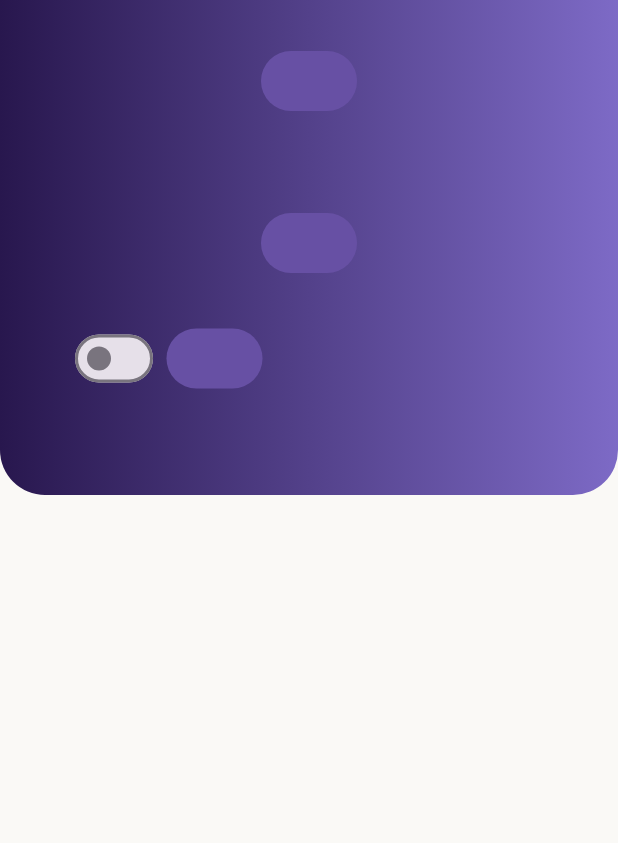
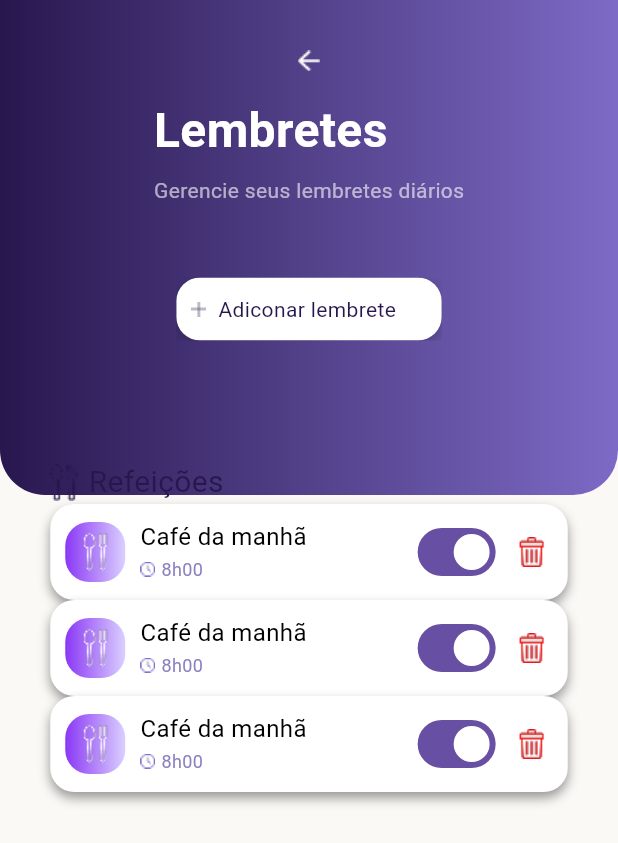
Before and after one commit to Josef-per/iris, a Flutter app: the screen it shows after launch, on a phone screen of 412 x 824 dp. Shown: the top 843 px of the screen. Run offline on Flutter 3.47's test engine with Material 3 defaults, Android fonts, the phone set to English and light mode, and no system bars; our stand-ins replace flutter_dotenv, qr_flutter, supabase_flutter; missing offline and left inert: mobile_scanner; accounts and stored records are empty.

Commit message:
refactor: Refatoração do código para criação de novos widgets, continuação da lembretes screen

```diff
--- a/lib/screens/lembretes_screen.dart
+++ b/lib/screens/lembretes_screen.dart
@@ -1,5 +1,8 @@
 import 'package:flutter/material.dart';
+import 'package:iris/widgets/app_filled_button_pre_icon.dart';
 import 'package:iris/widgets/app_function_gradient_decoration.dart';
+import 'package:iris/widgets/app_function_headers.dart';
+import 'package:iris/widgets/app_lembretes_field.dart';
 
 class LembretesScreen extends StatelessWidget {
   LembretesScreen({super.key});
@@ -8,100 +11,40 @@ class LembretesScreen extends StatelessWidget {
   Widget build(BuildContext context) {
     return AppFunctionGradientDecoration(
       content: Column(
+        mainAxisAlignment: MainAxisAlignment.start,
         children: [
-          //Btn de voltar para a tela inicial
-          FilledButton(onPressed: () {}, child: Text('')),
-
-          //espaçamento
-          SizedBox(height: 10),
-
-          //Title
-          Text(''),
-
-          //espaçamento
-          SizedBox(height: 4),
-
-          //subtitle
-          Text(''),
+          AppFunctionHeaders(
+            onTap: () {},
+            title: 'Lembretes',
+            subTitle: 'Gerencie seus lembretes diários',
+          ),
 
           //espaçaento
-          SizedBox(height: 4),
+          SizedBox(height: 20),
 
           //btn centralizado
-          FilledButton(
-            onPressed:
-                //aqui vai abrir o pop pra ele cadastrar algo novo
-                () {},
-            child: Text(''),
+          AppFilledButtonPreIcon(
+            onTap: () {},
+            icon: 'assets/icons/Add_purple.png',
+            text: 'Adiconar lembrete',
           ),
-
           //espaçaemtno
-          SizedBox(height: 4),
+          SizedBox(height: 80),
 
           //campo de alteração das refeições e dos medicamentos
           Column(
             children: [
               //Title
-              Row(
-                children: [
-                  //Image.asset(''),
-                  SizedBox(width: 4),
-                  Text(''),
-                ],
+              //=-=-=-==-=-=-=-=-=-=-=-
+              //Resolver o problema de mostrar os componentes ainda hoje
+              //=-=-=-=-=-=-=-=-=-=-=-=-
+              AppLembretesField(
+                iconSection: 'assets/icons/GarfoColher_purple.png',
+                textSection: 'Refeições',
               ),
 
               //espaçamento
               SizedBox(height: 4),
-
-              Container(
-                //=-=-=-=-=-=-=-=--=-=
-                //adicionar o style ao container e um padding nele
-                //=-=-=-=-=-=-=-=-=-=-=
-                child: Row(
-                  children: [
-                    //tipo do lembrete pelo seu ícone
-                    Container(
-                      child: Padding(padding: EdgeInsets.all(4)),
-                      //Image.asset(''),
-                    ),
-
-                    //espaçamento
-                    SizedBox(width: 4),
-
-                    //informações do lembrete
-                    Column(
-                      children: [
-                        //nome do lembrete
-                        Text(''),
-                        SizedBox(height: 4),
-                        Row(
-                          children: [
-                            //Horário que vai ser disparado o lembrete
-                            //Image.asset('')
-                            Text(''),
-                          ],
-                        ),
-                      ],
-                    ),
-
-                    //espaçamento
-                    SizedBox(width: 4),
-
-                    //Switch
-                    Switch(value: false, onChanged: (value) => ()),
-
-                    //espaçametno
-                    SizedBox(width: 5),
-
-                    //Btn semelhante ao de voltar mas com ícone e cores diferentes
-                    FilledButton(
-                      onPressed: () {},
-                      child: Text(''),
-                      //Image.asset('')
-                    ),
-                  ],
-                ),
-              ),
             ],
           ),
         ],
--- /dev/null
+++ b/lib/widgets/app_filled_button_pre_icon.dart
@@ -0,0 +1,56 @@
+import 'package:flutter/material.dart';
+
+class AppFilledButtonPreIcon extends StatelessWidget {
+  final VoidCallback onTap;
+  final String icon;
+  final String text;
+
+  const AppFilledButtonPreIcon({
+    super.key,
+    required this.onTap,
+    required this.icon,
+    required this.text,
+  });
+
+  @override
+  Widget build(BuildContext context) {
+    return Material(
+      color: Colors.transparent,
+      child: Ink(
+        width: 177,
+        height: 42,
+        decoration: BoxDecoration(
+          color: Colors.white,
+          borderRadius: BorderRadius.circular(16),
+          boxShadow: const [
+            BoxShadow(
+              color: Color(0x33000000),
+              blurRadius: 8,
+              offset: Offset(0, 4),
+            ),
+          ],
+        ),
+        child: InkWell(
+          onTap: onTap,
+          borderRadius: BorderRadius.circular(16),
+          child: Padding(
+            padding: const EdgeInsets.all(10),
+            child: Row(
+              children: [
+                Image.asset(icon, width: 10, height: 10),
+                SizedBox(width: 8),
+                Text(
+                  text,
+                  style: TextStyle(
+                    fontSize: 14,
+                    color: const Color(0xFF28174E),
+                  ),
+                ),
+              ],
+            ),
+          ),
+        ),
+      ),
+    );
+  }
+}
--- /dev/null
+++ b/lib/widgets/app_function_headers.dart
@@ -0,0 +1,35 @@
+import 'package:flutter/material.dart';
+import 'package:iris/widgets/app_icons_buttons.dart';
+import 'package:iris/widgets/app_headers.dart';
+
+class AppFunctionHeaders extends StatelessWidget {
+  final VoidCallback onTap;
+  final String title;
+  final String subTitle;
+
+  const AppFunctionHeaders({
+    super.key,
+    required this.onTap,
+    required this.title,
+    required this.subTitle,
+  });
+
+  @override
+  Widget build(BuildContext context) {
+    return Column(
+      mainAxisAlignment: MainAxisAlignment.start,
+      children: [
+        AppIconsButtons(
+          onTap: () {},
+          width: 22,
+          height: 21,
+          iconPath: 'assets/icons/VoltarArrow_white.png',
+        ),
+
+        SizedBox(height: 13),
+
+        AppHeaders(TextTitle: title, TextSubTitle: subTitle),
+      ],
+    );
+  }
+}
--- a/lib/widgets/app_check_in_header.dart
+++ b/lib/widgets/app_headers.dart
@@ -1,10 +1,10 @@
 import 'package:flutter/material.dart';
 
-class AppCheckInHeader extends StatelessWidget {
+class AppHeaders extends StatelessWidget {
   final String TextTitle;
   final String TextSubTitle;
 
-  const AppCheckInHeader({
+  const AppHeaders({
     super.key,
     required this.TextTitle,
     required this.TextSubTitle,
--- /dev/null
+++ b/lib/widgets/app_icons_buttons.dart
@@ -0,0 +1,32 @@
+import 'package:flutter/material.dart';
+
+class AppIconsButtons extends StatelessWidget {
+  final VoidCallback onTap;
+  final double width;
+  final double height;
+  final String iconPath;
+
+  const AppIconsButtons({
+    super.key,
+    required this.onTap,
+    required this.width,
+    required this.height,
+    required this.iconPath,
+  });
+
+  @override
+  Widget build(BuildContext context) {
+    return Material(
+      color: Colors.transparent,
+      child: InkWell(
+        onTap: onTap,
+        child: Container(
+          decoration: BoxDecoration(color: Colors.transparent),
+          width: width,
+          height: height,
+          child: Image.asset(iconPath, width: width, height: height),
+        ),
+      ),
+    );
+  }
+}
--- /dev/null
+++ b/lib/widgets/app_lembretes_content.dart
@@ -0,0 +1,110 @@
+import 'package:flutter/material.dart';
+import 'package:iris/widgets/app_icons_buttons.dart';
+import 'package:iris/widgets/app_switch_lembretes.dart';
+
+class AppLembretesContent extends StatelessWidget {
+  final Color gradientIconColor1;
+  final Color gradientIconColor2;
+  final String iconPath;
+  final String textName;
+  final String textTime;
+
+  const AppLembretesContent({
+    super.key,
+    required this.gradientIconColor1,
+    required this.gradientIconColor2,
+    required this.iconPath,
+    required this.textName,
+    required this.textTime,
+  });
+
+  @override
+  Widget build(BuildContext context) {
+    return Container(
+      decoration: BoxDecoration(
+        color: const Color(0xFFFFFFFF),
+        borderRadius: BorderRadius.circular(16),
+        boxShadow: [
+          BoxShadow(
+            color: Color(0x64000000),
+            blurRadius: 6,
+            offset: Offset(0, 4),
+          ),
+        ],
+      ),
+
+      width: 345,
+      height: 64,
+
+      child: Padding(
+        padding: EdgeInsets.all(10),
+        child: Row(
+          children: [
+            //icone custom para cada tipo
+            Container(
+              decoration: BoxDecoration(
+                gradient: LinearGradient(
+                  colors: [gradientIconColor1, gradientIconColor2],
+                ),
+                borderRadius: BorderRadius.circular(16),
+              ),
+              width: 40,
+              height: 40,
+              child: Image.asset(iconPath, width: 25, height: 25),
+            ),
+
+            SizedBox(width: 10),
+
+            //Nome e horário
+            Column(
+              crossAxisAlignment: CrossAxisAlignment.start,
+              children: [
+                Text(
+                  textName,
+                  style: TextStyle(
+                    color: const Color(0xFF000000),
+                    fontSize: 16,
+                  ),
+                ),
+
+                SizedBox(height: 2),
+
+                Row(
+                  children: [
+                    Image.asset(
+                      'assets/icons/Time_purple.png',
+                      width: 10,
+                      height: 10,
+                    ),
+                    SizedBox(width: 4),
+                    Text(
+                      textTime,
+                      style: TextStyle(
+                        color: const Color(0xFF8D80C2),
+                        fontSize: 12,
+                      ),
+                    ),
+                  ],
+                ),
+              ],
+            ),
+
+            SizedBox(width: 70),
+
+            AppSwitchLembretes(),
+
+            SizedBox(width: 10),
+
+            //btn lixo
+            AppIconsButtons(
+              onTap: () {},
+              width: 20,
+              height: 20,
+              iconPath: 'assets/icons/Lixeira_red.png',
+            ),
+          ],
+        ),
+      ),
+    );
+  }
+}
--- /dev/null
+++ b/lib/widgets/app_lembretes_field.dart
@@ -0,0 +1,57 @@
+import 'package:flutter/material.dart';
+import 'package:iris/widgets/app_lembretes_content.dart';
+
+class AppLembretesField extends StatelessWidget {
+  final String iconSection;
+  final String textSection;
+
+  const AppLembretesField({
+    super.key,
+    required this.iconSection,
+    required this.textSection,
+  });
+
+  @override
+  Widget build(BuildContext context) {
+    return Column(
+      children: [
+        //Header
+        Row(
+          children: [
+            Image.asset(iconSection, width: 25, height: 25),
+            SizedBox(width: 4),
+            Text(
+              textSection,
+              style: TextStyle(fontSize: 20, color: const Color(0xFF28174E)),
+            ),
+          ],
+        ),
+
+        //Content
+        AppLembretesContent(
+          gradientIconColor1: const Color(0xFF8A38F5),
+          gradientIconColor2: const Color(0xFFDBCFFF),
+          iconPath: 'assets/icons/GarfoColher_white.png',
+          textName: 'Café da manhã',
+          textTime: '8h00',
+        ),
+
+        AppLembretesContent(
+          gradientIconColor1: const Color(0xFF8A38F5),
+          gradientIconColor2: const Color(0xFFDBCFFF),
+          iconPath: 'assets/icons/GarfoColher_white.png',
+          textName: 'Café da manhã',
+          textTime: '8h00',
+        ),
+
+        AppLembretesContent(
+          gradientIconColor1: const Color(0xFF8A38F5),
+          gradientIconColor2: const Color(0xFFDBCFFF),
+          iconPath: 'assets/icons/GarfoColher_white.png',
+          textName: 'Café da manhã',
+          textTime: '8h00',
+        ),
+      ],
+    );
+  }
+}
--- /dev/null
+++ b/lib/widgets/app_switch_lembretes.dart
@@ -0,0 +1,24 @@
+import 'package:flutter/material.dart';
+
+class AppSwitchLembretes extends StatefulWidget {
+  @override
+  State<StatefulWidget> createState() {
+    return _AppSwitchLembretesState();
+  }
+}
+
+class _AppSwitchLembretesState extends State<AppSwitchLembretes> {
+  bool light = true;
+
+  @override
+  Widget build(BuildContext context) {
+    return Switch(
+      value: true,
+      onChanged: (bool value) => {
+        setState(() {
+          light = value;
+        }),
+      },
+    );
+  }
+}
--- a/lib/widgets/bottom_sheets/check_in_alimentar_bottom_sheet.dart
+++ b/lib/widgets/bottom_sheets/check_in_alimentar_bottom_sheet.dart
@@ -4,7 +4,7 @@ import 'package:flutter/material.dart';
 import 'package:iris/widgets/app_add_photo_section.dart';
 import 'package:iris/widgets/app_align_filled_button.dart';
 import 'package:iris/widgets/app_check_in_form.dart';
-import 'package:iris/widgets/app_check_in_header.dart';
+import 'package:iris/widgets/app_headers.dart';
 import 'package:iris/widgets/bottom_sheets/app_bottom_sheet.dart';
 
 class CheckInAlimentarBottomSheet extends StatefulWidget {
@@ -48,7 +48,7 @@ class _CheckInAlimentarBottomSheetState
               // ======================
               // HEADER
               // ======================
-              const AppCheckInHeader(
+              const AppHeaders(
                 TextTitle: 'Check-in alimentar',
                 TextSubTitle: 'Registre rapidamente suas refeições',
               ),
--- a/lib/widgets/bottom_sheets/check_in_diario_bottom_sheet.dart
+++ b/lib/widgets/bottom_sheets/check_in_diario_bottom_sheet.dart
@@ -3,7 +3,7 @@ import 'package:iris/core/errors/app_error_messages.dart';
 import 'package:iris/features/emotional_diary/emotional_diary_repository.dart';
 import 'package:iris/widgets/app_align_filled_button.dart';
 import 'package:iris/widgets/app_check_in_diario_card.dart';
-import 'package:iris/widgets/app_check_in_header.dart';
+import 'package:iris/widgets/app_headers.dart';
 import 'package:iris/widgets/app_mood_selector.dart';
 import 'package:iris/widgets/app_symptoms_card.dart';
 import 'package:iris/widgets/bottom_sheets/app_bottom_sheet.dart';
@@ -176,7 +176,7 @@ class _CheckInDiarioBottomSheetState extends State<CheckInDiarioBottomSheet> {
               : Column(
                   mainAxisAlignment: MainAxisAlignment.start,
                   children: [
-                    const AppCheckInHeader(
+                    const AppHeaders(
                       TextTitle: 'Check-in diário',
                       TextSubTitle:
                           'Registre seus pensamentos, emoções e experiências do dia',
```
Also changed, not shown: assets/icons/Add_purple.png (added), assets/icons/FrascoRemedio_purple.png (added), assets/icons/GarfoColher_purple.png (added), assets/icons/GarfoColher_white.png (added), assets/icons/Lixeira_red.png (added), assets/icons/Time_purple.png (added), assets/icons/VoltarArrow_white.png (added).
